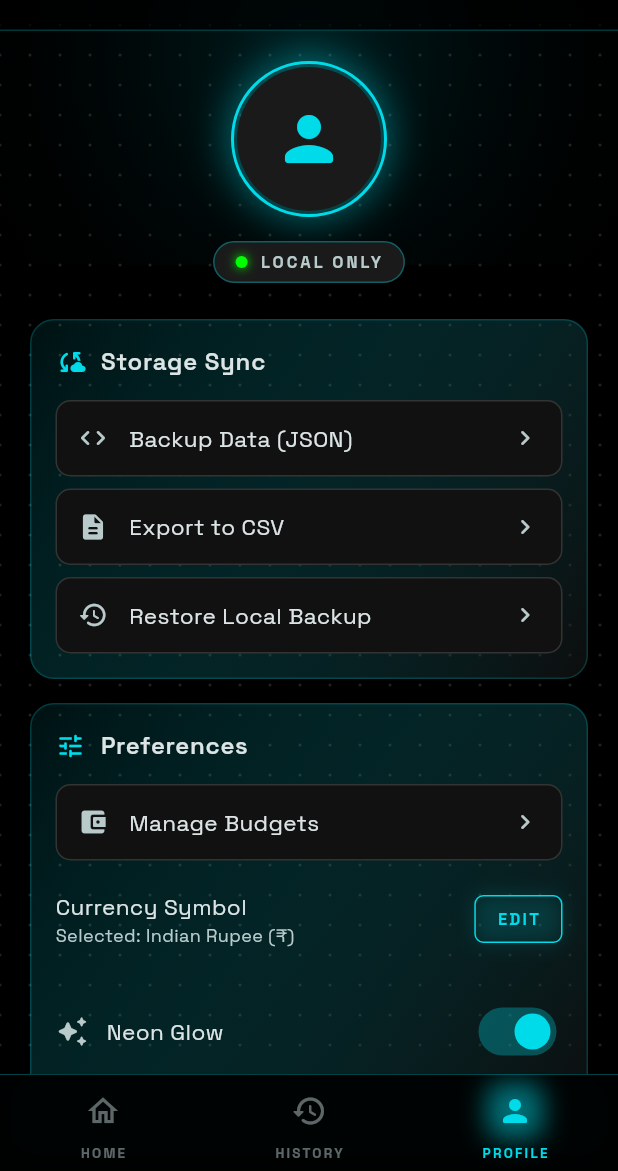
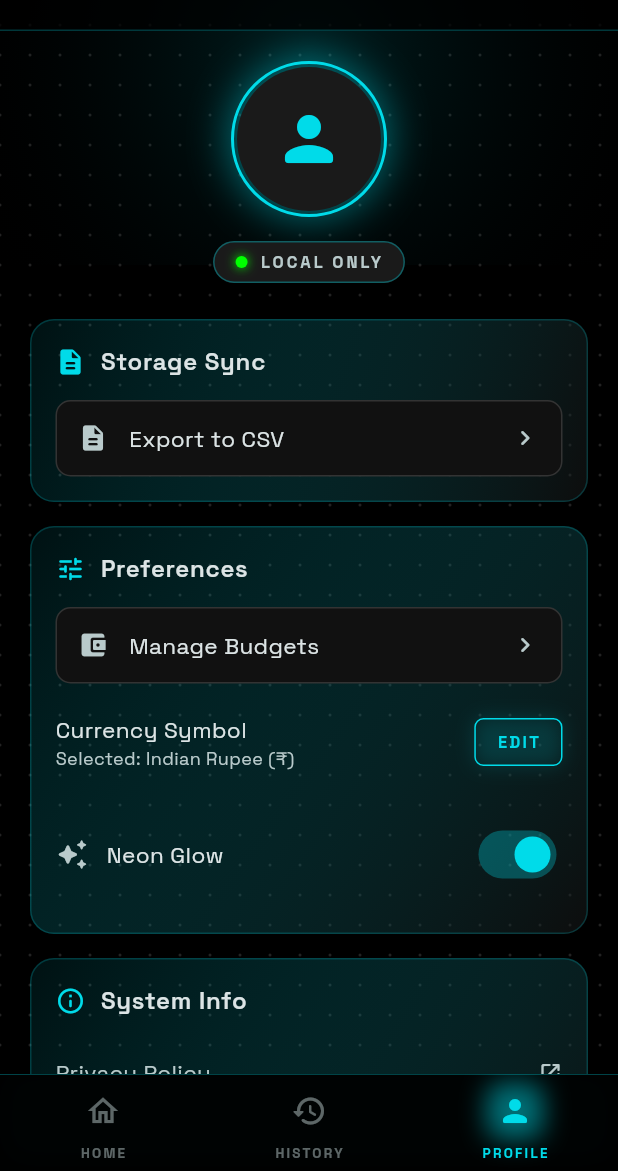
Before and after one commit to Tanush-Gupta1812/expency, a Flutter app: the screen it shows after launch, item 3 of the bottom bar chosen, on a phone screen of 412 x 824 dp, the part 65-1236 px from its top. Run offline on Flutter 3.47's test engine with Material 3 defaults, Android fonts, the light colour scheme and no system bars; our stand-ins replace google_fonts, local_auth, shared_preferences.

Commit message:
refactor: Update Storage Sync section in ProfileScreen by changing icon and removing unused actions

```diff
--- a/lib/screens/profile_screen.dart
+++ b/lib/screens/profile_screen.dart
@@ -74,25 +74,13 @@ class _ProfileScreenState extends State<ProfileScreen> {
 
                       // â”€â”€ Storage Sync
                       _SectionCard(
-                        icon: Icons.cloud_sync_rounded,
+                        icon: Icons.description_rounded,
                         title: 'Storage Sync',
                         children: [
-                          _ActionRow(
-                            icon: Icons.code_rounded,
-                            label: 'Backup Data (JSON)',
-                            onTap: () => _showSnack('JSON backup coming soon'),
-                          ),
-                          _Divider(),
                           _ActionRow(
                             icon: Icons.description_rounded,
                             label: 'Export to CSV',
                             onTap: () => _showSnack('CSV export coming soon'),
-                          ),
-                          _Divider(),
-                          _ActionRow(
-                            icon: Icons.history_rounded,
-                            label: 'Restore Local Backup',
-                            onTap: () => _showSnack('Restore coming soon'),
                           ),
                         ],
                       ),
```
